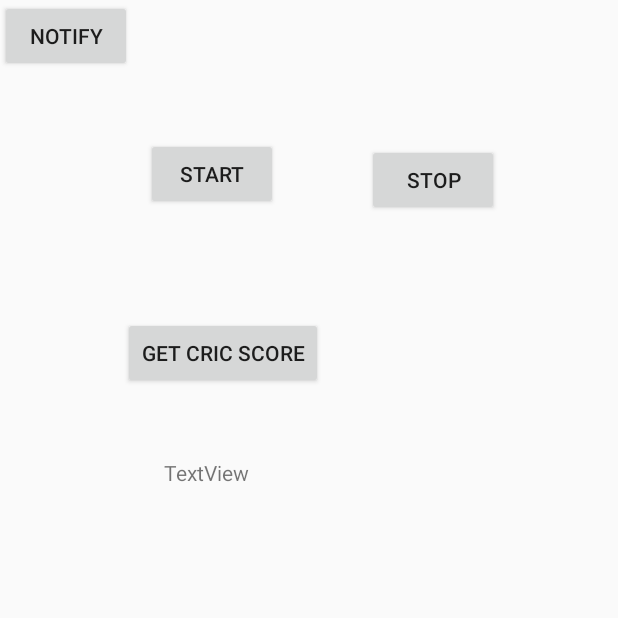
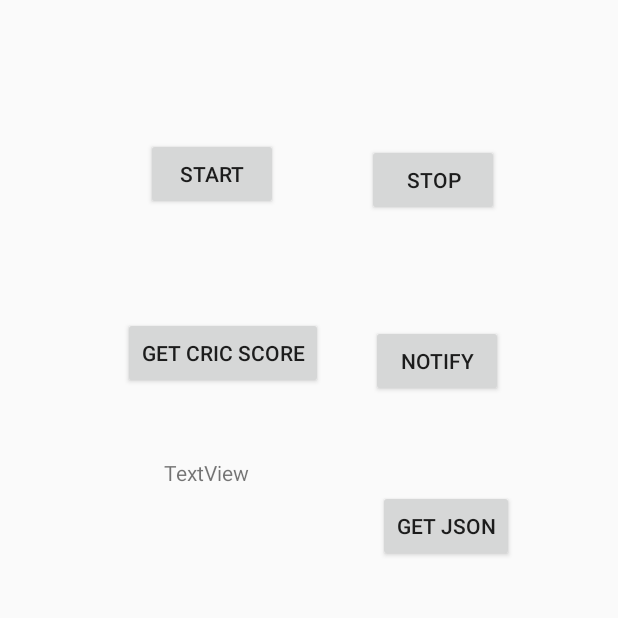
Before and after one commit to abdultanveer/harman, an Android app built with Jetpack Compose: the screen it shows after launch (DemoActivity), on a phone screen of 412 x 824 dp, the top half of it. Run offline under Robolectric (Android 15) with nearby library versions, the phone set to English and light mode, and no system bars.

Commit message:
get json --retrofit

```diff
--- a/app/build.gradle.kts
+++ b/app/build.gradle.kts
@@ -50,7 +50,10 @@ android {
 }
 
 dependencies {
-
+// Retrofit
+    implementation("com.squareup.retrofit2:retrofit:2.9.0")
+// Retrofit with Scalar Converter
+    implementation("com.squareup.retrofit2:converter-scalars:2.9.0")
     implementation(libs.androidx.core.ktx)
     implementation(libs.androidx.lifecycle.runtime.ktx)
     implementation(libs.androidx.activity.compose)
--- a/app/src/main/AndroidManifest.xml
+++ b/app/src/main/AndroidManifest.xml
@@ -1,7 +1,7 @@
 <?xml version="1.0" encoding="utf-8"?>
 <manifest xmlns:android="http://schemas.android.com/apk/res/android"
     xmlns:tools="http://schemas.android.com/tools">
-
+<uses-permission android:name="android.permission.INTERNET"/>
     <application
         android:allowBackup="true"
         android:dataExtractionRules="@xml/data_extraction_rules"
--- a/app/src/main/res/layout/activity_demo.xml
+++ b/app/src/main/res/layout/activity_demo.xml
@@ -53,10 +53,23 @@
     <Button
         android:id="@+id/button4"
 
-        android:onClick="showNotification"
         android:layout_width="wrap_content"
         android:layout_height="wrap_content"
+        android:layout_marginStart="32dp"
+        android:layout_marginTop="5dp"
+        android:onClick="showNotification"
         android:text="notify"
-        tools:layout_editor_absoluteX="246dp"
-        tools:layout_editor_absoluteY="216dp" />
+        app:layout_constraintStart_toEndOf="@+id/button3"
+        app:layout_constraintTop_toTopOf="@+id/button3" />
+
+    <Button
+        android:id="@+id/button5"
+        android:layout_width="wrap_content"
+        android:layout_height="wrap_content"
+        android:layout_marginTop="62dp"
+        android:layout_marginEnd="69dp"
+        android:onClick="getJson"
+        android:text="get json"
+        app:layout_constraintEnd_toEndOf="parent"
+        app:layout_constraintTop_toBottomOf="@+id/button4" />
 </androidx.constraintlayout.widget.ConstraintLayout>
```
Also changed, not shown: app/src/main/java/com/example/harman/DemoActivity.kt (+16 -0 lines), app/src/main/java/com/example/harman/kotlinexs/coroutines/DemoCoroutines.kt (added, +29 -0 lines), app/src/main/java/com/example/harman/network/MarsApiService.kt (added, +32 -0 lines).
